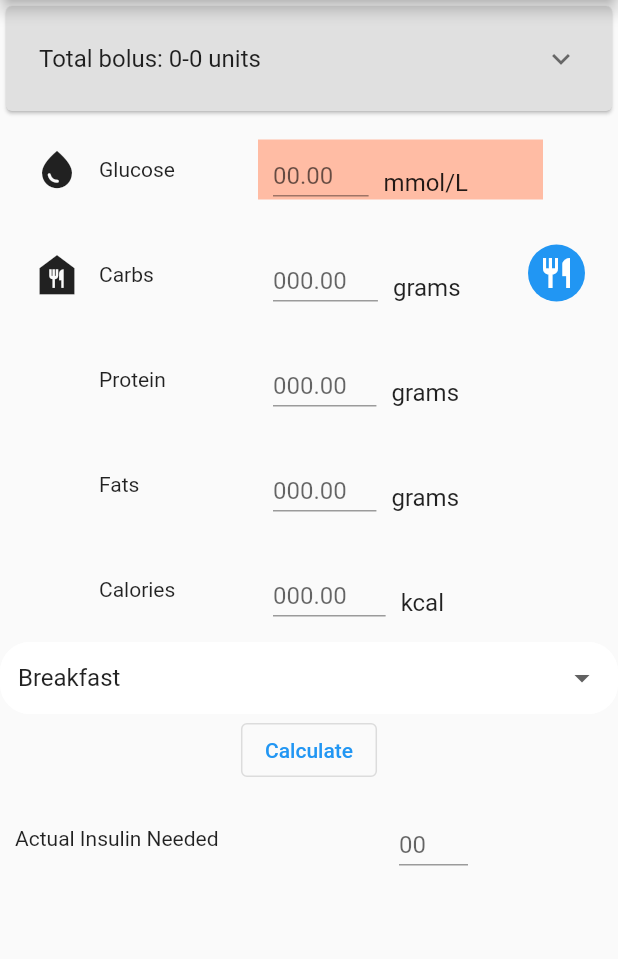
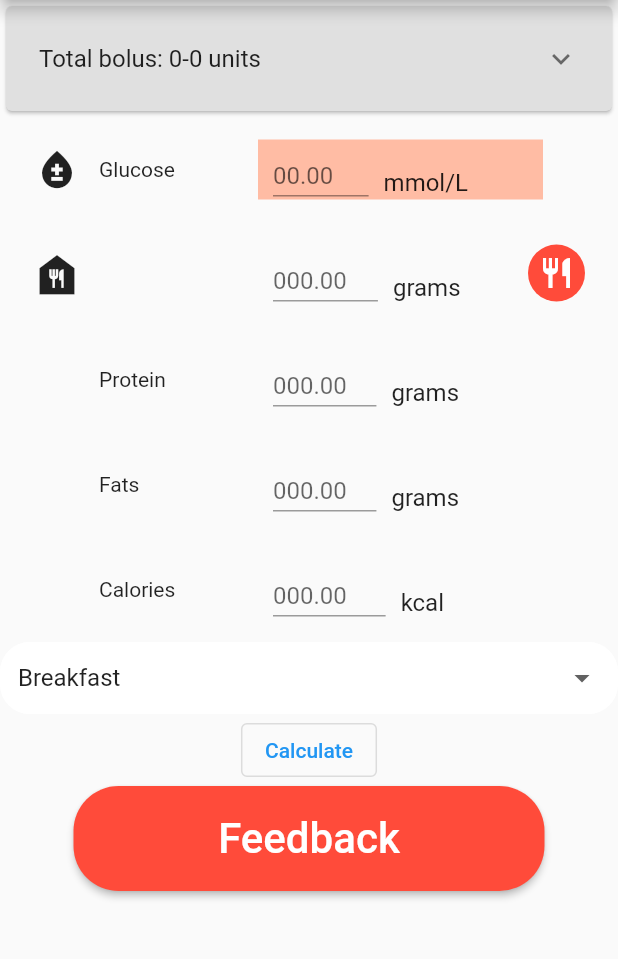
Before and after one commit to mhk51/EECE-502-Final-Year-Project, a Flutter app: the Bolus screen opened by its route, on a phone screen of 412 x 824 dp, the part 84-1043 px from its top. Run offline on Flutter 3.47's test engine with Material 2 defaults, Android fonts, the phone set to English and light mode, and no system bars; our stand-ins replace cloud_firestore, firebase_auth, firebase_core, flutter_spinkit, font_awesome_flutter, google_fonts and 4 more; missing offline and left inert: flutter_barcode_scanner, tflite; accounts and stored records are empty; Roboto replaces fonts that are missing (Inria Serif).

Commit message:
added feedback btn but dialog not showing

```diff
--- a/lib/screens/bolus.dart
+++ b/lib/screens/bolus.dart
@@ -1,6 +1,7 @@
 // ignore_for_file: empty_catches, avoid_print
 
 import 'package:flutter/material.dart';
+import 'package:flutter/services.dart';
 import 'package:flutter_application_1/custom/line_chart.dart';
 import 'package:flutter_application_1/custom/loading.dart';
 import 'package:flutter_application_1/models/food_class.dart';
@@ -68,6 +69,68 @@ class _BolusState extends State<Bolus> {
       'carbohydratesRatio': therapyParams['carbohydratesRatio'],
       'insulinSensitivity': therapyParams['insulinSensitivity']
     };
+  }
+
+  final GlobalKey<FormState> _formKey = GlobalKey<FormState>();
+  Future<void> showInformationDialog(BuildContext context) async {
+    return await showDialog(
+        context: context,
+        builder: (context) {
+          final TextEditingController _textEditingController =
+              TextEditingController();
+          return AlertDialog(
+            content: Form(
+              key: _formKey,
+              child: Column(
+                mainAxisSize: MainAxisSize.min,
+                children: [
+                  Text(
+                      "If you feel that the insulin recommendation is not accurate,\nplease input the correct one so that we can adjust the recommendation for the next time:"),
+                  Row(
+                    mainAxisAlignment: MainAxisAlignment.center,
+                    children: [
+                      const Expanded(
+                        flex: 1,
+                        child: Text('Actual Insulin Needed'),
+                      ),
+                      Expanded(
+                        flex: 1,
+                        child: Container(
+                          height: 40,
+                          width: 150,
+                          padding: const EdgeInsets.fromLTRB(10, 0, 50, 2),
+                          margin: const EdgeInsets.fromLTRB(50, 0, 40, 0),
+                          child: Row(
+                            crossAxisAlignment: CrossAxisAlignment.end,
+                            children: [
+                              Expanded(
+                                child: TextField(
+                                  decoration: const InputDecoration(
+                                      hintText: '00',
+                                      contentPadding: EdgeInsets.all(0)),
+                                  onChanged: (val) {},
+                                ),
+                              ),
+                            ],
+                          ),
+                        ),
+                      ),
+                    ],
+                  ),
+                ],
+              ),
+            ),
+            actions: <Widget>[
+              TextButton(
+                onPressed: () {},
+                child: Text(
+                  "Submit",
+                  style: TextStyle(color: primaryColor),
+                ),
+              )
+            ],
+          );
+        });
   }
 
   Widget widgetfromString(String text) {
@@ -204,7 +267,7 @@ class _BolusListViewState extends State<BolusListView> {
               const Expanded(
                 flex: 1,
                 child: Icon(
-                  Icons.water_drop,
+                  Icons.bloodtype,
                   size: 30,
                 ),
               ),
@@ -267,7 +330,7 @@ class _BolusListViewState extends State<BolusListView> {
               ),
               const Expanded(
                 flex: 1,
-                child: Text('Carbs'),
+                child: Text(' '),
               ),
               Expanded(
                 flex: 5,
@@ -303,6 +366,7 @@ class _BolusListViewState extends State<BolusListView> {
                         width: 36,
                       ),
                       FloatingActionButton(
+                          backgroundColor: primaryColor,
                           elevation: 0,
                           onPressed: () {},
                           child: const Icon(Icons.restaurant))
@@ -522,42 +586,80 @@ class _BolusListViewState extends State<BolusListView> {
             //     ": ${widget.carbs}/{{Insulin to Carb Ratio}} + (${widget.bloodSugarLevel} - {{Target BSL}})/{{Sensitivity Factor}}"),
             // const Text(
             //     "Important Note: Make sure to input an accurate measurment of BSL and input all meal in order to give you an accurate estimation of Insulin to take before the meal"),
-            Padding(
-              padding: const EdgeInsets.symmetric(horizontal: 10, vertical: 15),
-              child: Row(
-                mainAxisAlignment: MainAxisAlignment.center,
-                children: [
-                  const Expanded(
-                    flex: 1,
-                    child: Text('Actual Insulin Needed'),
-                  ),
-                  Expanded(
-                    flex: 1,
-                    child: Container(
-                      height: 40,
-                      width: 150,
-                      padding: const EdgeInsets.fromLTRB(10, 0, 50, 2),
-                      margin: const EdgeInsets.fromLTRB(50, 0, 40, 0),
-                      child: Row(
-                        crossAxisAlignment: CrossAxisAlignment.end,
-                        children: [
-                          Expanded(
-                            child: TextField(
-                              decoration: const InputDecoration(
-                                  hintText: '00',
-                                  contentPadding: EdgeInsets.all(0)),
-                              onChanged: (val) {
-                                try {
-                                  widget.bloodSugarLevel = double.parse(val);
-                                } catch (e) {}
-                              },
-                            ),
-                          ),
-                        ],
-                      ),
+            // Padding(
+            //   padding: const EdgeInsets.symmetric(horizontal: 10, vertical: 15),
+            //   child: Container(
+            //     padding: const EdgeInsets.all(8.0),
+            //     // width: 0.95 * size.width,
+            //     alignment: Alignment.center,
+            //     decoration: const BoxDecoration(
+            //       color: Colors.white,
+            //       borderRadius: BorderRadius.all(Radius.circular(20)),
+            //     ),
+            //     child: Column(
+            //       children: [
+            //         Text(
+            //             "If you feel that the insulin recommendation is not accurate,\nplease input the correct one so that we can adjust the recommendation for the next time:"),
+            //         Row(
+            //           mainAxisAlignment: MainAxisAlignment.center,
+            //           children: [
+            //             const Expanded(
+            //               flex: 1,
+            //               child: Text('Actual Insulin Needed'),
+            //             ),
+            //             Expanded(
+            //               flex: 1,
+            //               child: Container(
+            //                 height: 40,
+            //                 width: 150,
+            //                 padding: const EdgeInsets.fromLTRB(10, 0, 50, 2),
+            //                 margin: const EdgeInsets.fromLTRB(50, 0, 40, 0),
+            //                 child: Row(
+            //                   crossAxisAlignment: CrossAxisAlignment.end,
+            //                   children: [
+            //                     Expanded(
+            //                       child: TextField(
+            //                         decoration: const InputDecoration(
+            //                             hintText: '00',
+            //                             contentPadding: EdgeInsets.all(0)),
+            //                         onChanged: (val) {
+            //                           try {
+            //                             widget.bloodSugarLevel =
+            //                                 double.parse(val);
+            //                           } catch (e) {}
+            //                         },
+            //                       ),
+            //                     ),
+            //                   ],
+            //                 ),
+            //               ),
+            //             ),
+            //           ],
+            //         ),
+            //       ],
+            //     ),
+            //   ),
+            // ),
+            Container(
+              alignment: Alignment.center,
+              child: ElevatedButton(
+                onPressed: () async {},
+                child: const Text("Feedback",
+                    style: TextStyle(
+                      fontSize: 28,
+                      fontFamily: 'Inria Serif',
+                    )),
+                style: ButtonStyle(
+                  minimumSize:
+                      MaterialStateProperty.all<Size>(const Size(314, 70)),
+                  backgroundColor: MaterialStateProperty.all<Color>(
+                      const Color.fromARGB(255, 255, 75, 58)),
+                  shape: MaterialStateProperty.all<RoundedRectangleBorder>(
+                    RoundedRectangleBorder(
+                      borderRadius: BorderRadius.circular(30.0),
                     ),
                   ),
-                ],
+                ),
               ),
             ),
           ],
```
